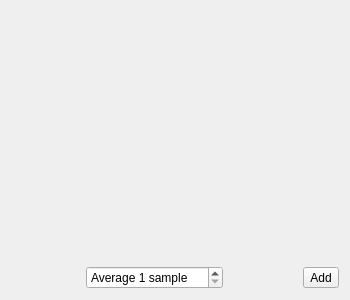
Kuszki/AVR-Monitor, file interface/sensorwidget.ui: the form before one commit.
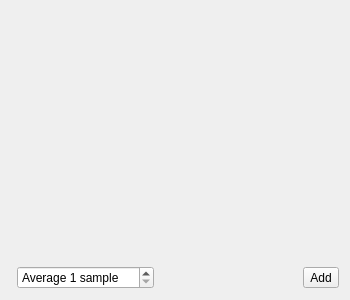
The form after the commit. Icons and pictures are not drawn.

Diff of the .ui file:
```diff
--- a/interface/sensorwidget.ui
+++ b/interface/sensorwidget.ui
@@ -14,19 +14,6 @@
    <string>Sensors</string>
   </property>
   <layout class="QGridLayout" name="gridLayout">
-   <item row="1" column="0">
-    <spacer name="leftSpacer">
-     <property name="orientation">
-      <enum>Qt::Horizontal</enum>
-     </property>
-     <property name="sizeHint" stdset="0">
-      <size>
-       <width>0</width>
-       <height>0</height>
-      </size>
-     </property>
-    </spacer>
-   </item>
    <item row="1" column="3">
     <widget class="QToolButton" name="addButton">
      <property name="text">
```
Left out of the diff: 2 changed lines with no effect on the pictures.
